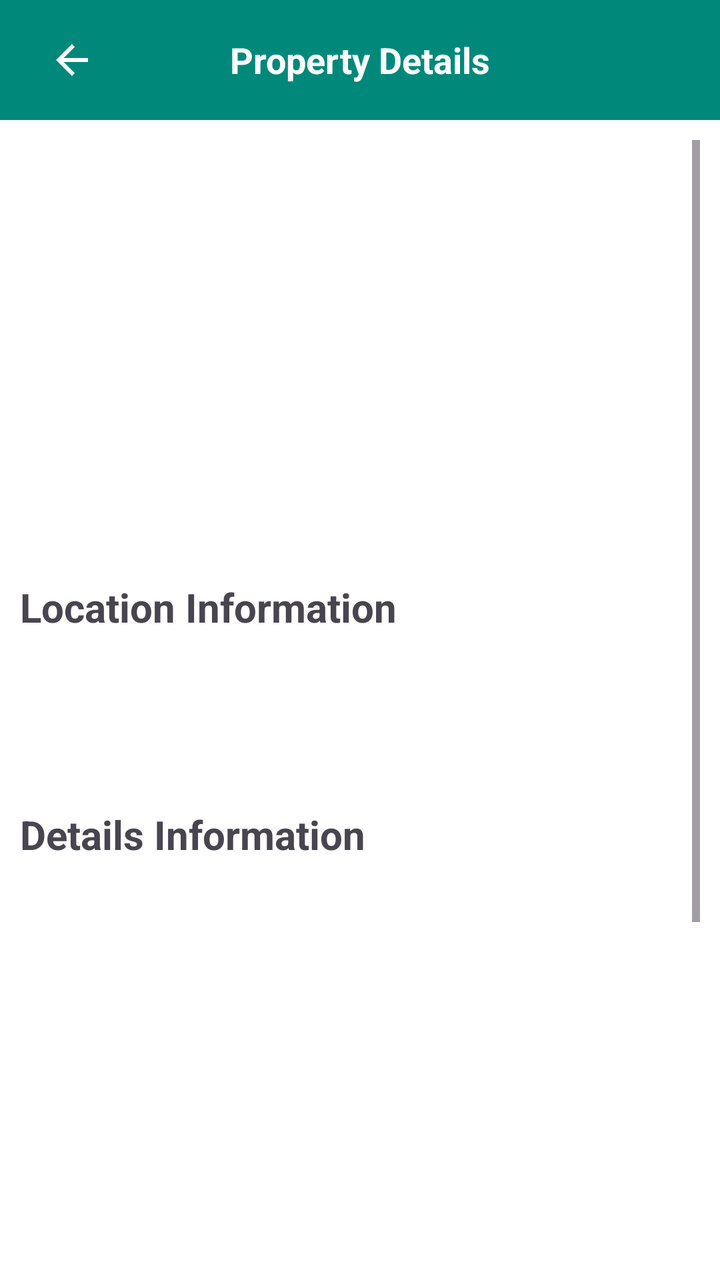
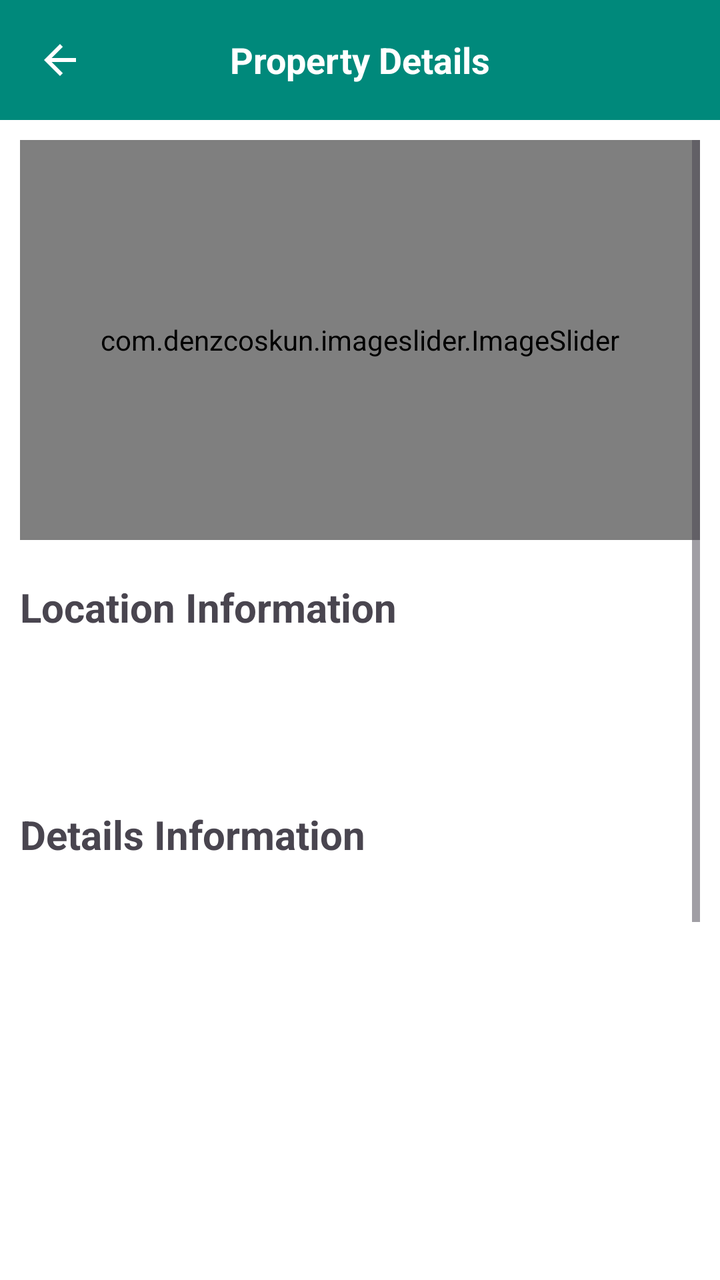

Before-and-after screenshots of an Android layout around one commit, followed by the original layout XML and the change that was made.
<!-- AndroidManifest.xml: application theme Theme.BasaKhuji -->
<!-- res/layout/activity_property_details.xml -->
<LinearLayout
    xmlns:android="http://schemas.android.com/apk/res/android"
    android:layout_width="match_parent"
    android:layout_height="match_parent"
    android:background="@color/white"
    android:orientation="vertical">

    
    <androidx.appcompat.widget.Toolbar
        android:id="@+id/toolbar"
        android:layout_width="match_parent"
        android:layout_height="60dp"
        android:background="#00897B"
        android:elevation="4dp"
        android:theme="@style/ThemeOverlay.AppCompat.Dark.ActionBar"
        android:popupTheme="@style/ThemeOverlay.AppCompat.Light">

        
        <ImageView
            android:id="@+id/backButton"
            android:layout_width="wrap_content"
            android:layout_height="wrap_content"
            android:src="@drawable/ic_back"
            android:layout_gravity="start"
            android:padding="8dp"
            android:contentDescription="Back" />

        <TextView
            android:id="@+id/textAfterBackButton"
            android:layout_width="wrap_content"
            android:layout_height="wrap_content"
            android:text="Property Details"
            android:textSize="18sp"
            android:textStyle="bold"
            android:layout_gravity="center"
            android:textColor="@android:color/white"/>

    </androidx.appcompat.widget.Toolbar>


<ScrollView
    android:layout_width="match_parent"
    android:layout_height="match_parent"
    android:padding="10dp"
    xmlns:tools="http://schemas.android.com/tools">

<RelativeLayout
    android:layout_width="match_parent"
    android:layout_height="match_parent">

    
    <ImageView
        android:id="@+id/propertyImageView"
        android:layout_width="match_parent"
        android:layout_height="200dp"
        android:scaleType="centerCrop" />

    <TextView
        android:layout_width="wrap_content"
        android:layout_height="wrap_content"
        android:layout_below="@+id/propertyImageView"
        android:layout_marginTop="20dp"
        android:id="@+id/locationLabel"
        android:text="Location Information"
        android:textSize="20dp"
        android:textStyle="bold"/>

    <TextView
        android:layout_width="wrap_content"
        android:layout_height="wrap_content"
        android:id="@+id/divisionTextView"
        android:layout_below="@+id/locationLabel"
        android:textSize="16dp"
        />
    <TextView
        android:layout_width="wrap_content"
        android:layout_height="wrap_content"
        android:id="@+id/districtTextView"
        android:layout_below="@+id/divisionTextView"
        android:textSize="16dp"
        />
    <TextView
        android:layout_width="wrap_content"
        android:layout_height="wrap_content"
        android:id="@+id/areaTextView"
        android:layout_below="@+id/districtTextView"
        android:textSize="16dp"
        />
    <TextView
        android:layout_width="wrap_content"
        android:layout_height="wrap_content"
        android:id="@+id/subAreaTextView"
        android:layout_below="@+id/areaTextView"
        android:textSize="16dp"
        />

    <TextView
        android:layout_width="wrap_content"
        android:layout_height="wrap_content"
        android:id="@+id/basicLabel"
        android:layout_below="@+id/subAreaTextView"
        android:text="Details Information"
        android:textSize="20dp"
        android:textStyle="bold"/>

    <TextView
        android:layout_width="wrap_content"
        android:layout_height="wrap_content"
        android:id="@+id/categoryTextView"
        android:layout_below="@+id/basicLabel"
        android:textSize="16dp"
        />

    <TextView
        android:layout_width="wrap_content"
        android:layout_height="wrap_content"
        android:id="@+id/flatTypeTextView"
        android:layout_below="@+id/categoryTextView"
        android:textSize="16dp"/>

    <TextView
        android:layout_width="wrap_content"
        android:layout_height="wrap_content"
        android:id="@+id/bedsTextView"
        android:layout_below="@+id/flatTypeTextView"
        android:textSize="16dp"/>

    <TextView
        android:layout_width="wrap_content"
        android:layout_height="wrap_content"
        android:id="@+id/bathsTextView"
        android:layout_below="@+id/bedsTextView"
        android:textSize="16dp"/>

    <TextView
        android:layout_width="wrap_content"
        android:layout_height="wrap_content"
        android:id="@+id/priceTextView"
        android:layout_below="@+id/bathsTextView"
        android:textSize="16dp"/>

    <TextView
        android:layout_width="wrap_content"
        android:layout_height="wrap_content"
        android:id="@+id/addedDateTextView"
        android:layout_below="@+id/priceTextView"
        android:textSize="16dp"/>

    <TextView
        android:layout_width="wrap_content"
        android:layout_height="wrap_content"
        android:id="@+id/availableMonthTextView"
        android:layout_below="@+id/addedDateTextView"
        android:textSize="16dp"/>

    <TextView
        android:layout_width="wrap_content"
        android:layout_height="200dp"
        android:id="@+id/descriptionTextView"
        android:layout_below="@+id/availableMonthTextView"
        android:textSize="16dp"
        />

    <TextView
        android:layout_width="wrap_content"
        android:layout_height="wrap_content"
        android:id="@+id/conLabel"
        android:layout_below="@+id/descriptionTextView"
        android:text="Contact Information"
        android:textSize="20dp"
        android:textStyle="bold"/>

    <TextView
        android:layout_width="wrap_content"
        android:layout_height="wrap_content"
        android:id="@+id/conTextView"
        android:layout_below="@+id/conLabel"
        android:textSize="16dp"
        android:backgroundTint="#ACA7A7"
        android:visibility="invisible"
        />



    

    <LinearLayout
        android:layout_width="match_parent"
        android:layout_height="wrap_content"
        android:orientation="horizontal"
        android:layout_below="@+id/conTextView"
        android:layout_marginTop="20dp"
        android:layout_marginStart="10dp"
        android:gravity="center_vertical">

        
        <LinearLayout
            android:id="@+id/likeLayout"
            android:layout_width="90dp"
            android:layout_height="40dp"
            android:orientation="horizontal"
            android:background="@drawable/rounded_background">

            
            <ImageView
                android:id="@+id/like_btn"
                android:layout_width="wrap_content"
                android:layout_height="wrap_content"
                android:src="@drawable/like"
                android:layout_gravity="center_vertical"
                android:layout_marginStart="10dp"
                android:layout_marginEnd="5dp" />

            
            <TextView
                android:id="@+id/like_text"
                android:layout_width="wrap_content"
                android:layout_height="wrap_content"
                android:hint="Likes"
                android:textColor="@color/white"
                android:gravity="center_horizontal"
                android:textSize="18sp"
                android:layout_marginTop="8dp" />
        </LinearLayout>

        
        <LinearLayout
            android:id="@+id/dislikeLayout"
            android:layout_width="90dp"
            android:layout_height="40dp"
            android:orientation="horizontal"
            android:layout_marginStart="80dp"
            android:background="@drawable/rounded_background">

            
            <ImageView
                android:id="@+id/dislike_btn"
                android:layout_width="wrap_content"
                android:layout_height="wrap_content"
                android:src="@drawable/dislike"
                android:layout_gravity="center_vertical"
                android:layout_marginTop="5dp"
                android:layout_marginStart="10dp"
                android:layout_marginEnd="5dp" />

            
            <TextView
                android:id="@+id/dislike_text"
                android:layout_width="wrap_content"
                android:layout_height="wrap_content"
                android:hint="Dislikes"
                android:textColor="@color/white"
                android:gravity="center_horizontal"
                android:textSize="18sp"
                android:layout_marginTop="8dp" />
        </LinearLayout>
    </LinearLayout>


</RelativeLayout>
</ScrollView>
</LinearLayout>
<!-- resources referenced by this layout -->
<resources>
  <color name="white">#FFFFFFFF</color>
  <!-- drawable dislike (drawable) -->
  <vector android:height="32dp" android:viewportHeight="32"
      android:viewportWidth="32" android:width="32dp" xmlns:android="http://schemas.android.com/apk/res/android">
      <path android:fillColor="#000" android:fillType="nonZero"
          android:pathData="M3.5,20.3h7.7l-1.1,3.6c-0.5,1.8 0.5,3.7 2.2,4.3l2.5,0.9c0.7,0.3 1.5,0 1.8,-0.6 0.1,-0.1 4.2,-6.8 6.7,-10.4h6.2c0.8,0 1.5,-0.7 1.5,-1.5V1.4c0,-0.8 -0.7,-1.5 -1.5,-1.5H7.8c-1.9,0 -3.6,1.2 -4.2,3L0.3,11.8c-0.2,0.5 -0.3,1.1 -0.3,1.6v3.4c0,1.9 1.6,3.5 3.5,3.5zM24,2.9h4v12.2h-4V2.9zM3,13.4c0,-0.2 0,-0.4 0.1,-0.5l3.3,-9c0.2,-0.6 0.8,-1 1.4,-1H21v13.2c-2,2.8 -5,7.7 -6.3,9.8l-1.4,-0.5c-0.2,-0.1 -0.4,-0.4 -0.3,-0.7l1.7,-5.5c0.1,-0.4 0,-0.9 -0.3,-1.3s-0.7,-0.6 -1.2,-0.6H3.5c-0.3,0 -0.5,-0.2 -0.5,-0.5v-3.4z"
          android:strokeColor="#00000000" android:strokeLineCap="round" android:strokeLineJoin="round"/>
  </vector>
  <!-- drawable ic_back (drawable) -->
  <vector android:autoMirrored="true" android:height="24dp"
      android:tint="#FFFFFF" android:viewportHeight="24"
      android:viewportWidth="24" android:width="24dp" xmlns:android="http://schemas.android.com/apk/res/android">
      <path android:fillColor="@android:color/white" android:pathData="M20,11H7.83l5.59,-5.59L12,4l-8,8 8,8 1.41,-1.41L7.83,13H20v-2z"/>
  </vector>
  <!-- drawable like (drawable) -->
  <vector xmlns:android="http://schemas.android.com/apk/res/android"
      android:width="32dp"
      android:height="32dp"
      android:viewportWidth="32"
      android:viewportHeight="32">
    <path
        android:fillColor="#FF000000"
        android:pathData="M27.98,10.276h-7.693l1.065,-3.592a3.512,3.512 0,0 0,-2.18 -4.321l-2.516,-0.91a1.501,1.501 0,0 0,-1.79 0.63c-0.044,0.072 -4.135,6.783 -6.629,10.396H2a1.5,1.5 0,0 0,-1.5 1.5v15.157a1.5,1.5 0,0 0,1.5 1.5h21.664a4.53,4.53 0,0 0,4.246 -2.959l3.319,-8.952c0.177,-0.49 0.271,-1.03 0.271,-1.563v-3.365a3.525,3.525 0,0 0,-3.52 -3.52zM7.518,27.636H3.5V15.48h4.019v12.157zM28.5,17.162c0,0.185 -0.032,0.376 -0.088,0.53l-3.317,8.95a1.524,1.524 0,0 1,-1.43 0.994H10.518V14.453c1.97,-2.822 4.961,-7.64 6.267,-9.763l1.368,0.495a0.51,0.51 0,0 1,0.324 0.638L16.84,11.35a1.502,1.502 0,0 0,1.438 1.926h9.701c0.292,0 0.521,0.23 0.521,0.521v3.365z"/>
  </vector>
  <!-- drawable rounded_background (drawable) -->
  <shape xmlns:android="http://schemas.android.com/apk/res/android"
      android:shape="rectangle">
      <solid android:color="#58B0BC" /> 
      <corners android:radius="50dp" /> 
  </shape>
  <style name="Theme.BasaKhuji" parent="Base.Theme.BasaKhuji" />
  <style name="Base.Theme.BasaKhuji" parent="Theme.Material3.DayNight.NoActionBar">
          
          
      </style>
</resources>

<!-- the commit's change to res/layout/activity_property_details.xml (unified diff, before → after) -->
@@ -1,7 +1,7 @@
-<LinearLayout
-    xmlns:android="http://schemas.android.com/apk/res/android"
+<LinearLayout xmlns:android="http://schemas.android.com/apk/res/android"
     android:layout_width="match_parent"
     android:layout_height="match_parent"
+    xmlns:app="http://schemas.android.com/apk/res-auto"
     android:background="@color/white"
     android:orientation="vertical">
 
@@ -22,7 +22,7 @@
             android:layout_height="wrap_content"
             android:src="@drawable/ic_back"
             android:layout_gravity="start"
-            android:padding="8dp"
+            android:padding="2dp"
             android:contentDescription="Back" />
 
         <TextView
@@ -49,16 +49,26 @@
     android:layout_height="match_parent">
 
     
-    <ImageView
-        android:id="@+id/propertyImageView"
+    <com.denzcoskun.imageslider.ImageSlider
         android:layout_width="match_parent"
         android:layout_height="200dp"
-        android:scaleType="centerCrop" />
-
-    <TextView
-        android:layout_width="wrap_content"
-        android:layout_height="wrap_content"
-        android:layout_below="@+id/propertyImageView"
+        android:id="@+id/imageSlider"
+        app:iss_auto_cycle="false"
+        app:iss_period="1000"
+        app:iss_delay="1000"
+        app:iss_corner_radius="10"
+        />
+
+
+
+
+
+
+
+    <TextView
+        android:layout_width="wrap_content"
+        android:layout_height="wrap_content"
+        android:layout_below="@+id/imageSlider"
         android:layout_marginTop="20dp"
         android:id="@+id/locationLabel"
         android:text="Location Information"
